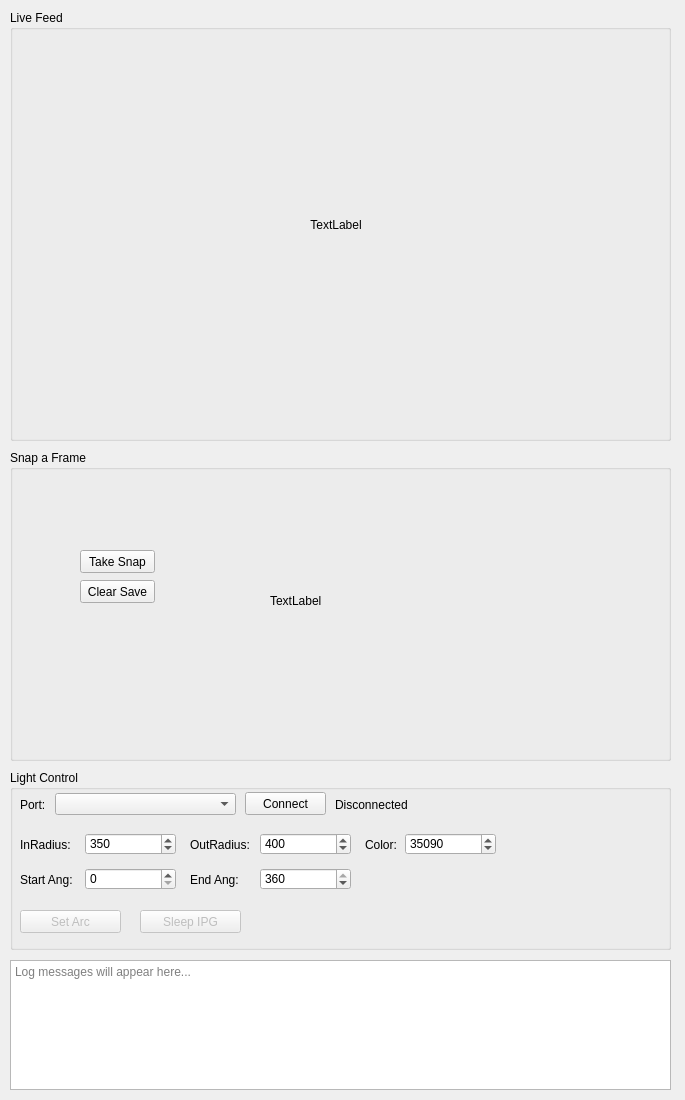
Before: the Qt Designer form main-des.ui in fossil-fishhhooks/kerr-imaging, drawn with Qt 5.
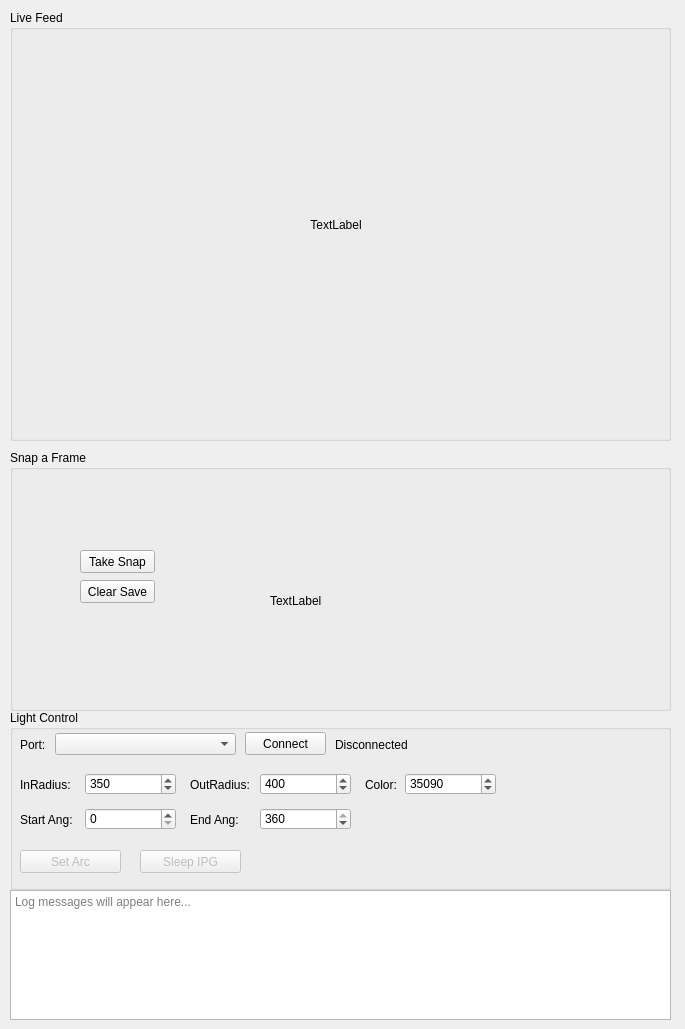
After: the same form once the commit is applied.

The edit to the form file:
```diff
--- a/main-des.ui
+++ b/main-des.ui
@@ -7,7 +7,7 @@
     <x>0</x>
     <y>0</y>
     <width>685</width>
-    <height>1100</height>
+    <height>1029</height>
    </rect>
   </property>
   <property name="windowTitle">
@@ -64,7 +64,7 @@
       <x>10</x>
       <y>450</y>
       <width>661</width>
-      <height>311</height>
+      <height>261</height>
      </rect>
     </property>
     <property name="title">
@@ -117,7 +117,7 @@
     <property name="geometry">
      <rect>
       <x>10</x>
-      <y>770</y>
+      <y>710</y>
       <width>661</width>
       <height>180</height>
      </rect>
@@ -356,7 +356,7 @@
     <property name="geometry">
      <rect>
       <x>10</x>
-      <y>960</y>
+      <y>890</y>
       <width>661</width>
       <height>130</height>
      </rect>
```
Left out of the diff: 12 changed lines with no effect on the pictures.
